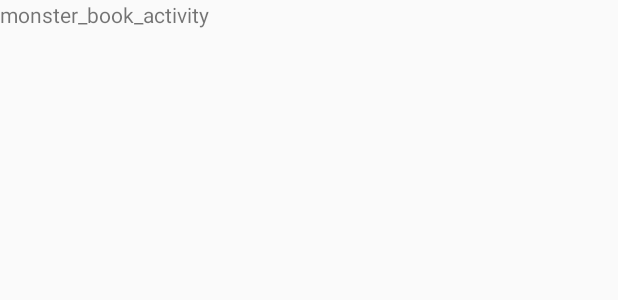
After one commit to gemstone5/Gemster, an Android app: the layout layout_monster_book.xml on its own in the app's theme, with its tools: preview values and no code run, on a phone screen of 412 x 824 dp. The commit adds this screen. Shown: the top 300 px of the screen. Run offline under Robolectric (Android 15) with nearby library versions, the phone set to English and light mode, and no system bars.

Commit message:
Add monster book activity

```diff
--- a/app/src/main/AndroidManifest.xml
+++ b/app/src/main/AndroidManifest.xml
@@ -16,6 +16,9 @@
                 <category android:name="android.intent.category.LAUNCHER" />
             </intent-filter>
         </activity>
+
+        <activity android:name=".MonsterBookActivity"></activity>
+
     </application>
 
 </manifest>
--- a/app/src/main/res/layout/layout_main_game.xml
+++ b/app/src/main/res/layout/layout_main_game.xml
@@ -44,6 +44,7 @@
             android:src="@drawable/setting_icon" />
 
         <ImageButton
+            android:id="@+id/imageButton_monster_book"
             android:layout_width="55dp"
             android:layout_height="55dp"
             android:layout_centerVertical="true"
--- /dev/null
+++ b/app/src/main/res/layout/layout_monster_book.xml
@@ -0,0 +1,12 @@
+<?xml version="1.0" encoding="utf-8"?>
+<LinearLayout xmlns:android="http://schemas.android.com/apk/res/android"
+    android:layout_width="match_parent"
+    android:layout_height="match_parent"
+    android:orientation="vertical">
+
+    <TextView
+        android:layout_width="wrap_content"
+        android:layout_height="wrap_content"
+        android:text="monster_book_activity" />
+
+</LinearLayout>
```
Also changed, not shown: app/src/main/java/gemstone/gemster/MainInterfaceManager.java (+15 -1 lines), app/src/main/java/gemstone/gemster/MonsterBookActivity.java (added, +24 -0 lines), app/src/main/res/anim/anim_hold.xml (added, +7 -0 lines), app/src/main/res/anim/anim_slide_in_left.xml (added, +8 -0 lines), app/src/main/res/anim/anim_slide_out_left.xml (added, +8 -0 lines).
